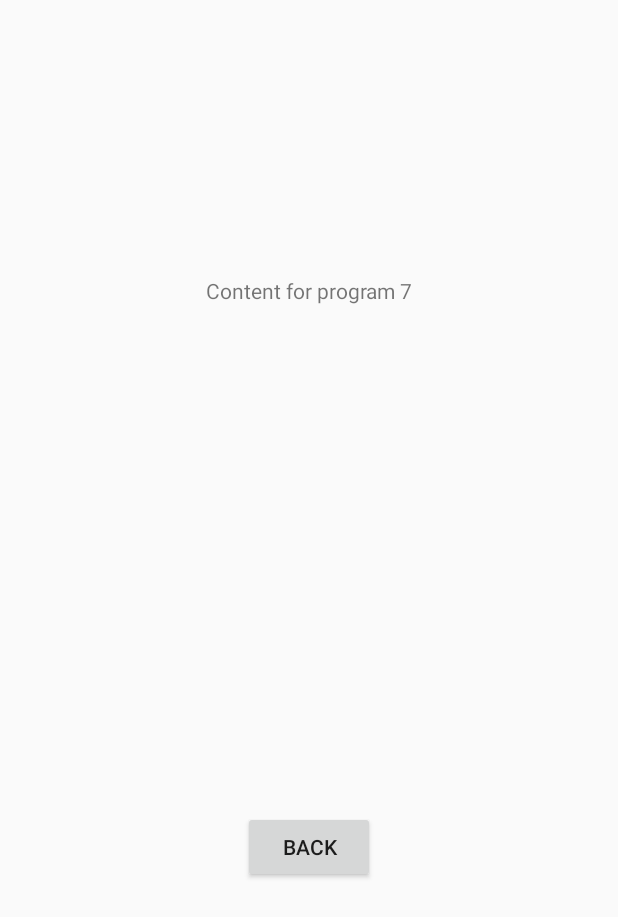
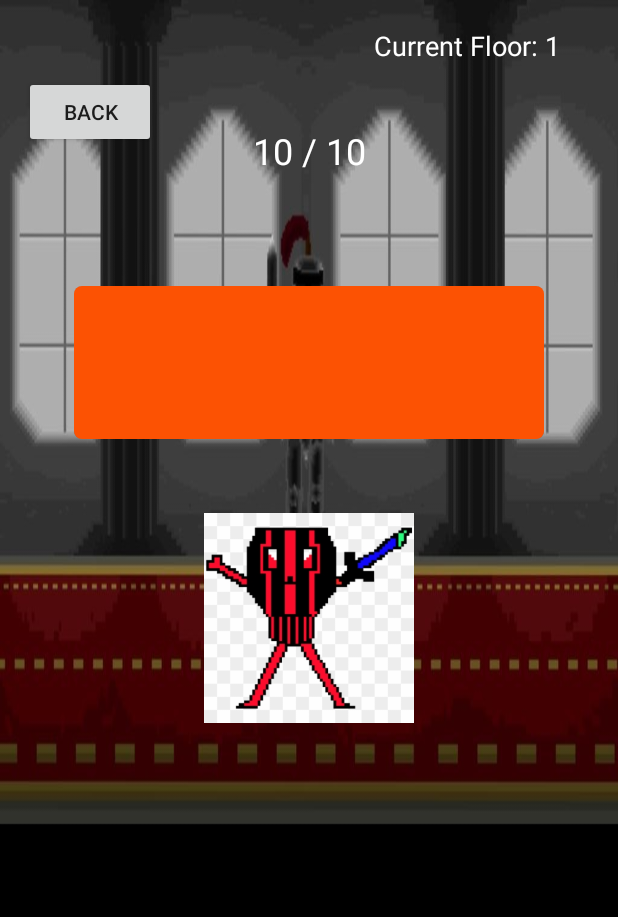
Before and after one commit to ryanegan85/cs441-a7, an Android app: the GameActivity screen opened directly, with no data from a screen before it, on a phone screen of 412 x 824 dp. Shown: the top 917 px of the screen. Run offline under Robolectric (Android 15) with nearby library versions, the phone set to English and light mode, and no system bars.

Commit message:
Added clickable enemy with health bar and display of the current score.

```diff
--- a/app/src/main/java/edu/binghamton/cs/cs441_a7/GameActivity.java
+++ b/app/src/main/java/edu/binghamton/cs/cs441_a7/GameActivity.java
@@ -5,9 +5,19 @@ import android.os.Bundle;
 import android.support.v7.app.AppCompatActivity;
 import android.view.View;
 import android.widget.Button;
+import android.widget.ImageButton;
+import android.widget.ProgressBar;
+import android.widget.TextView;
 
 public class GameActivity extends AppCompatActivity {
     private Button mBackButton;
+    private ImageButton mEnemyButton;
+    private ProgressBar mHealthBar;
+    private TextView mHealthText;
+    private TextView mFloorText;
+    private int mMaxHealth;
+    private int mCurrentHealth;
+    private int mCurrentFloor;
 
     @Override
     protected void onCreate(Bundle savedInstanceState) {
@@ -25,6 +35,26 @@ public class GameActivity extends AppCompatActivity {
                 openMainActivity();
             }
         });
+
+        mEnemyButton = findViewById(R.id.enemyImageButton);
+        mEnemyButton.setOnClickListener(new View.OnClickListener() {
+            @Override
+            public void onClick(View v) {
+                updateHealthBar();
+            }
+        });
+
+        mMaxHealth = 10;
+        mCurrentHealth = 10;
+        mHealthBar = findViewById(R.id.healthBar);
+        mHealthBar.setMax(mCurrentHealth);
+        mHealthBar.setProgress(mCurrentHealth);
+
+        mHealthText = findViewById(R.id.healthTextView);
+        setHealthText();
+
+        mFloorText = findViewById(R.id.floorTextView);
+        mCurrentFloor = 1;
     }
 
     public void openMainActivity() {
@@ -32,4 +62,29 @@ public class GameActivity extends AppCompatActivity {
         startActivity(i);
     }
 
+    public void updateHealthBar() {
+        if(mCurrentHealth > 0) {
+            mCurrentHealth--;
+            mHealthBar.setProgress(mCurrentHealth);
+            if(mCurrentHealth == 0) {
+                mCurrentHealth = mMaxHealth;
+                mHealthBar.setProgress(mCurrentHealth);
+                advanceFloor();
+            }
+        } else {
+
+        }
+
+        setHealthText();
+    }
+
+    public void setHealthText() {
+        mHealthText.setText(mCurrentHealth + " / " + mMaxHealth);
+    }
+
+    public void advanceFloor() {
+        mCurrentFloor++;
+        mFloorText.setText("Current Floor: " + mCurrentFloor);
+    }
+
 }
--- a/app/src/main/res/layout/activity_game.xml
+++ b/app/src/main/res/layout/activity_game.xml
@@ -3,25 +3,80 @@
     xmlns:app="http://schemas.android.com/apk/res-auto"
     xmlns:tools="http://schemas.android.com/tools"
     android:layout_width="match_parent"
-    android:layout_height="match_parent">
-
-    <TextView
-        android:id="@+id/textView3"
-        android:layout_width="wrap_content"
-        android:layout_height="wrap_content"
-        android:layout_marginTop="184dp"
-        android:text="Content for program 7"
-        app:layout_constraintEnd_toEndOf="parent"
-        app:layout_constraintStart_toStartOf="parent"
-        app:layout_constraintTop_toTopOf="parent" />
+    android:layout_height="match_parent"
+    android:background="@drawable/hallway">
 
     <Button
         android:id="@+id/button6"
         android:layout_width="wrap_content"
         android:layout_height="wrap_content"
-        android:layout_marginBottom="235dp"
+        android:layout_marginStart="16dp"
+        android:layout_marginLeft="16dp"
+        android:layout_marginTop="16dp"
+        android:layout_marginBottom="58dp"
         android:text="Back"
+        app:layout_constraintBottom_toTopOf="@+id/healthBar"
+        app:layout_constraintStart_toStartOf="parent"
+        app:layout_constraintTop_toTopOf="parent" />
+
+    <ImageButton
+        android:id="@+id/enemyImageButton"
+        android:layout_width="152dp"
+        android:layout_height="140dp"
+        android:adjustViewBounds="true"
+        android:background="@null"
+        android:scaleType="fitCenter"
         app:layout_constraintBottom_toBottomOf="parent"
         app:layout_constraintEnd_toEndOf="parent"
-        app:layout_constraintStart_toStartOf="parent" />
+        app:layout_constraintStart_toStartOf="parent"
+        app:layout_constraintTop_toTopOf="parent"
+        app:srcCompat="@drawable/bad_guy" />
+
+    <ProgressBar
+        android:id="@+id/healthBar"
+        style="@android:style/Widget.ProgressBar.Horizontal"
+        android:layout_width="0dp"
+        android:layout_height="0dp"
+        android:layout_marginStart="49dp"
+        android:layout_marginLeft="49dp"
+        android:layout_marginEnd="49dp"
+        android:layout_marginRight="49dp"
+        android:layout_marginBottom="531dp"
+        android:progressTint="#fc5203"
+        android:maxHeight="5dp"
+        android:min="0"
+        android:minHeight="5dp"
+        app:layout_constraintBottom_toBottomOf="parent"
+        app:layout_constraintEnd_toEndOf="parent"
+        app:layout_constraintStart_toStartOf="parent"
+        app:layout_constraintTop_toBottomOf="@+id/healthTextView" />
+
+    <TextView
+        android:id="@+id/healthTextView"
+        android:layout_width="116dp"
+        android:layout_height="0dp"
+        android:layout_marginTop="49dp"
+        android:layout_marginBottom="39dp"
+        android:gravity="center"
+        android:textSize="24dp"
+        android:textColor="#FFFFFF"
+        android:text="0 / 0"
+        app:layout_constraintBottom_toTopOf="@+id/healthBar"
+        app:layout_constraintEnd_toEndOf="parent"
+        app:layout_constraintStart_toStartOf="parent"
+        app:layout_constraintTop_toTopOf="parent" />
+
+    <TextView
+        android:id="@+id/floorTextView"
+        android:layout_width="178dp"
+        android:layout_height="29dp"
+        android:layout_marginTop="16dp"
+        android:layout_marginEnd="12dp"
+        android:layout_marginRight="12dp"
+        android:gravity="center"
+        android:text="Current Floor: 1"
+        android:textColor="#FFFFFF"
+        android:textSize="18dp"
+        app:layout_constraintEnd_toEndOf="parent"
+        app:layout_constraintTop_toTopOf="parent" />
 </android.support.constraint.ConstraintLayout>
```
Also changed, not shown: app/src/main/res/drawable/bad_guy.png (added), app/src/main/res/drawable/hallway.jpg (added).
